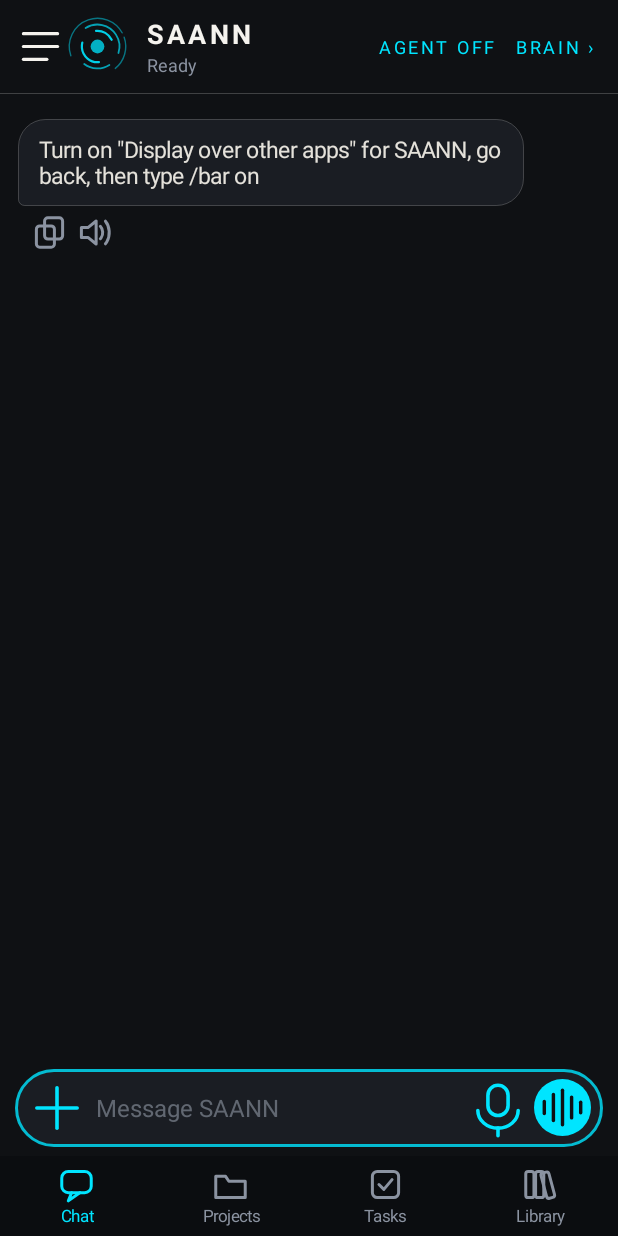
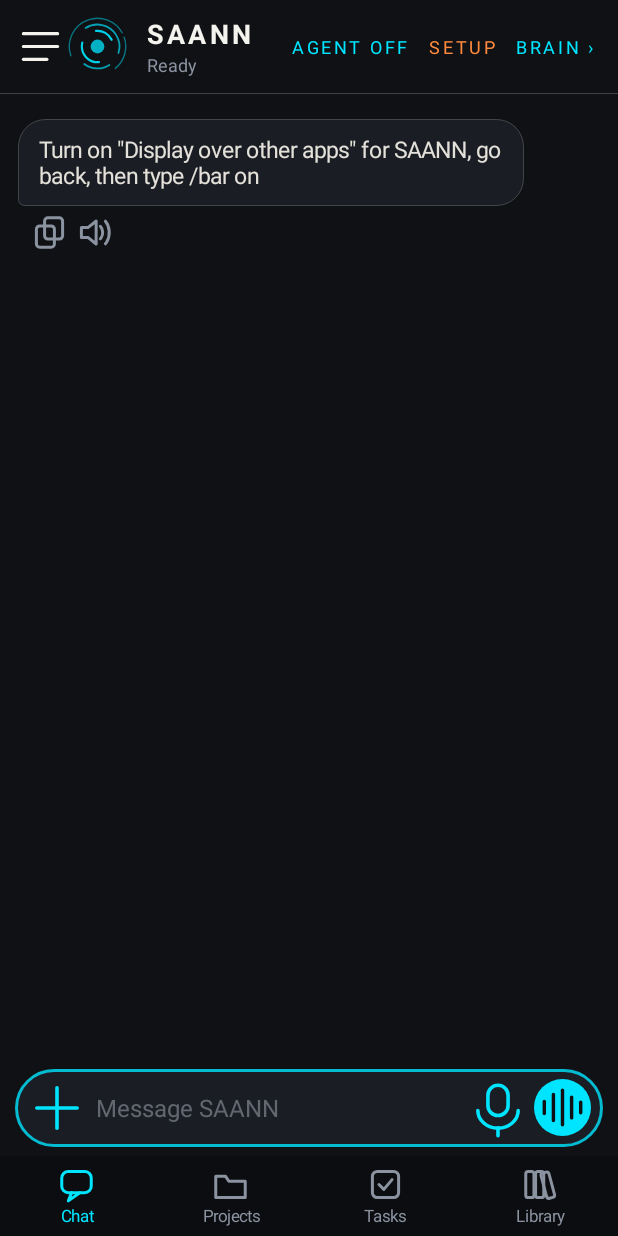
Before and after one commit to nsgsensei/saann-app, an Android app: the screen it shows after launch (MainActivity), on a phone screen of 412 x 824 dp. Run offline under Robolectric (Android 15) with nearby library versions, the phone set to English and light mode, and no system bars; libraries missing offline, so code that uses them is left out: com.chaquo.python; 12 statements that could not run were skipped.

Commit message:
interactive API setup and orange UI accents

```diff
--- a/app/build.gradle.kts
+++ b/app/build.gradle.kts
@@ -39,5 +39,6 @@ chaquopy {
 }
 
 dependencies {
+    implementation("androidx.security:security-crypto:1.1.0-alpha06")
     implementation("com.google.mlkit:text-recognition:16.0.1")
 }
--- /dev/null
+++ b/app/src/main/java/com/saann/app/Keys.kt
@@ -0,0 +1,39 @@
+package com.saann.app
+
+import android.content.Context
+import android.content.SharedPreferences
+import androidx.security.crypto.EncryptedSharedPreferences
+import androidx.security.crypto.MasterKey
+
+object Keys {
+    private var prefs: SharedPreferences? = null
+
+    fun prefs(c: Context): SharedPreferences {
+        val existing = prefs
+        if (existing != null) return existing
+        val master = MasterKey.Builder(c)
+            .setKeyScheme(MasterKey.KeyScheme.AES256_GCM)
+            .build()
+        val p = EncryptedSharedPreferences.create(
+            c,
+            "saann_secure_prefs",
+            master,
+            EncryptedSharedPreferences.PrefKeyEncryptionScheme.AES256_SIV,
+            EncryptedSharedPreferences.PrefValueEncryptionScheme.AES256_GCM
+        )
+        prefs = p
+        return p
+    }
+
+    fun get(c: Context, name: String): String? = prefs(c).getString(name, null)
+
+    fun set(c: Context, name: String, value: String) {
+        prefs(c).edit().putString(name, value).apply()
+    }
+
+    fun setFlag(c: Context, name: String, value: Boolean) {
+        prefs(c).edit().putBoolean(name, value).apply()
+    }
+
+    fun flag(c: Context, name: String): Boolean = prefs(c).getBoolean(name, false)
+}
--- a/app/src/main/java/com/saann/app/MainActivity.kt
+++ b/app/src/main/java/com/saann/app/MainActivity.kt
@@ -94,6 +94,7 @@ class MainActivity : Activity() {
     private val pending = ArrayList<Attachment>()
     private var camUri: android.net.Uri? = null
     private lateinit var chips: LinearLayout
+    private val SAANN_ORANGE = 0xFFFF8A3D.toInt()
     private var agentTv: TextView? = null
     private val dotTask = object : Runnable {
         override fun run() {
@@ -112,6 +113,9 @@ class MainActivity : Activity() {
     private fun dp(v: Int): Int = (v * resources.displayMetrics.density).toInt()
 
     override fun onCreate(savedInstanceState: Bundle?) {
+        if (Onboarding.needed(this)) {
+            Onboarding.show(this)
+        }
         super.onCreate(savedInstanceState)
         window.statusBarColor = BG
         window.navigationBarColor = BG
@@ -158,7 +162,7 @@ class MainActivity : Activity() {
         det.setOnClickListener { BrainDetail.show(this) }
         val ag = TextView(this)
         ag.text = agentLabel()
-        ag.setTextColor(CYAN)
+        ag.setTextColor(if (AgentService.listening) SAANN_ORANGE else CYAN)
         ag.textSize = 12f
         ag.maxLines = 1
         ag.letterSpacing = 0.15f
@@ -166,6 +170,14 @@ class MainActivity : Activity() {
         ag.setOnClickListener { cycleAgent() }
         agentTv = ag
         head.addView(ag)
+        val setup = TextView(this)
+        setup.text = "SETUP"
+        setup.setTextColor(SAANN_ORANGE)
+        setup.textSize = 12f
+        setup.letterSpacing = 0.15f
+        setup.setPadding(dp(10), dp(8), dp(4), dp(8))
+        setup.setOnClickListener { Onboarding.show(this) }
+        head.addView(setup)
         head.addView(det)
         root.addView(head)
 
--- /dev/null
+++ b/app/src/main/java/com/saann/app/Onboarding.kt
@@ -0,0 +1,205 @@
+package com.saann.app
+
+import android.app.Activity
+import android.app.Dialog
+import android.content.Context
+import android.content.Intent
+import android.graphics.Color
+import android.graphics.Typeface
+import android.graphics.drawable.GradientDrawable
+import android.net.Uri
+import android.view.Gravity
+import android.view.ViewGroup.LayoutParams.MATCH_PARENT
+import android.view.ViewGroup.LayoutParams.WRAP_CONTENT
+import android.widget.Button
+import android.widget.EditText
+import android.widget.LinearLayout
+import android.widget.TextView
+import android.widget.Toast
+
+object Onboarding {
+    private val ORANGE = 0xFFFF8A3D.toInt()
+    private val PANEL = 0xFF0B1620.toInt()
+    private val CYAN = 0xFF00E5FF.toInt()
+    private val INK = 0xFFE8FBFF.toInt()
+    private val DIM = 0xFF6FD6E6.toInt()
+
+    private val providers = listOf(
+        Triple(
+            "gemini",
+            "Gemini — reasoning, photos and images",
+            "Required. One free key lets SAANN think, understand photos, and create images.",
+            "https://aistudio.google.com/apikey"
+        ),
+        Triple(
+            "groq",
+            "Groq — fast text backup",
+            "Optional. SAANN can use it when Gemini is busy or unavailable.",
+            "https://console.groq.com/keys"
+        ),
+        Triple(
+            "elevenlabs",
+            "ElevenLabs — SAANN’s voice",
+            "Optional. Gives SAANN a natural speaking voice.",
+            "https://elevenlabs.io/app/settings/api-keys"
+        )
+    )
+
+    fun needed(c: Context): Boolean {
+        return Keys.get(c, "gemini_key").isNullOrBlank() ||
+            Keys.get(c, "groq_key").isNullOrBlank() ||
+            Keys.get(c, "elevenlabs_key").isNullOrBlank()
+    }
+
+    fun show(a: Activity) {
+        val den = a.resources.displayMetrics.density
+        val box = LinearLayout(a)
+        box.orientation = LinearLayout.VERTICAL
+        box.setPadding(
+            (22 * den).toInt(), (20 * den).toInt(),
+            (22 * den).toInt(), (24 * den).toInt()
+        )
+        box.background = rounded(PANEL, 26 * den, 0x6600E5FF)
+
+        val title = TextView(a)
+        title.text = "SET UP SAANN"
+        title.setTextColor(INK)
+        title.textSize = 20f
+        title.setTypeface(title.typeface, Typeface.BOLD)
+        title.letterSpacing = 0.12f
+        box.addView(title)
+
+        val sub = TextView(a)
+        sub.text = "Connect free AI services. Your keys stay on this phone."
+        sub.setTextColor(DIM)
+        sub.textSize = 14f
+        sub.setPadding(0, (8 * den).toInt(), 0, (16 * den).toInt())
+        box.addView(sub)
+
+        for (p in providers) {
+            box.addView(card(a, p.first, p.second, p.third, p.fourth))
+        }
+
+        val done = Button(a)
+        done.text = "SAVE AND CONTINUE"
+        done.setTextColor(Color.BLACK)
+        done.background = rounded(ORANGE, 16 * den, 0)
+        done.setPadding(0, (14 * den).toInt(), 0, (14 * den).toInt())
+        done.setOnClickListener {
+            if (Keys.get(a, "gemini_key").isNullOrBlank()) {
+                Toast.makeText(a, "Add at least the Gemini key", Toast.LENGTH_LONG).show()
+            } else {
+                Keys.setFlag(a, "onboarded", true)
+                Toast.makeText(a, "SAANN is ready", Toast.LENGTH_SHORT).show()
+            }
+        }
+
+        val doneLp = LinearLayout.LayoutParams(MATCH_PARENT, WRAP_CONTENT)
+        doneLp.topMargin = (18 * den).toInt()
+        box.addView(done, doneLp)
+
+        val dialog = Dialog(a)
+        dialog.requestWindowFeature(android.view.Window.FEATURE_NO_TITLE)
+        dialog.setContentView(box)
+        dialog.window?.setBackgroundDrawableResource(android.R.color.transparent)
+        dialog.window?.setLayout(MATCH_PARENT, WRAP_CONTENT)
+        dialog.show()
+    }
+
+    private fun card(
+        a: Activity,
+        id: String,
+        name: String,
+        desc: String,
+        url: String
+    ): LinearLayout {
+        val den = a.resources.displayMetrics.density
+        val card = LinearLayout(a)
+        card.orientation = LinearLayout.VERTICAL
+        card.setPadding(
+            (16 * den).toInt(), (14 * den).toInt(),
+            (16 * den).toInt(), (14 * den).toInt()
+        )
+        card.background = rounded(0xFF101C28.toInt(), 18 * den, 0x33FF8A3D)
+
+        val t = TextView(a)
+        t.text = name
+        t.setTextColor(INK)
+        t.textSize = 16f
+        t.setTypeface(t.typeface, Typeface.BOLD)
+        card.addView(t)
+
+        val d = TextView(a)
+        d.text = desc
+        d.setTextColor(DIM)
+        d.textSize = 13f
+        d.setPadding(0, (4 * den).toInt(), 0, (10 * den).toInt())
+        card.addView(d)
+
+        val field = EditText(a)
+        field.hint = "Paste $id API key"
+        field.setHintTextColor(0x776FD6E6)
+        field.setTextColor(INK)
+        field.textSize = 14f
+        field.background = rounded(0xFF071019.toInt(), 12 * den, 0x3300E5FF)
+        field.setPadding(
+            (12 * den).toInt(), (10 * den).toInt(),
+            (12 * den).toInt(), (10 * den).toInt()
+        )
+        field.setText(Keys.get(a, "${id}_key") ?: "")
+        card.addView(field, LinearLayout.LayoutParams(MATCH_PARENT, WRAP_CONTENT))
+
+        val actions = LinearLayout(a)
+        actions.orientation = LinearLayout.HORIZONTAL
+        actions.gravity = Gravity.END
+
+        actions.addView(link(a, "GET KEY") {
+            try {
+                a.startActivity(Intent(Intent.ACTION_VIEW, Uri.parse(url)))
+            } catch (e: Exception) {
+                Toast.makeText(a, "Open: $url", Toast.LENGTH_LONG).show()
+            }
+        })
+
+        actions.addView(link(a, "SAVE") {
+            val value = field.text.toString().trim()
+            if (value.isEmpty()) {
+                Toast.makeText(a, "Paste the key first", Toast.LENGTH_SHORT).show()
+            } else {
+                Keys.set(a, "${id}_key", value)
+                Toast.makeText(a, "$id key saved", Toast.LENGTH_SHORT).show()
+            }
+        })
+
+        card.addView(actions, LinearLayout.LayoutParams(MATCH_PARENT, WRAP_CONTENT))
+
+        val lp = LinearLayout.LayoutParams(MATCH_PARENT, WRAP_CONTENT)
+        lp.topMargin = (12 * den).toInt()
+        card.layoutParams = lp
+        return card
+    }
+
+    private fun link(a: Activity, label: String, onClick: () -> Unit): TextView {
+        val den = a.resources.displayMetrics.density
+        val b = TextView(a)
+        b.text = label
+        b.setTextColor(ORANGE)
+        b.textSize = 13f
+        b.setTypeface(b.typeface, Typeface.BOLD)
+        b.letterSpacing = 0.08f
+        b.setPadding(
+            (14 * den).toInt(), (10 * den).toInt(),
+            (14 * den).toInt(), (10 * den).toInt()
+        )
+        b.setOnClickListener { onClick() }
+        return b
+    }
+
+    private fun rounded(color: Int, radiusDp: Float, stroke: Int): GradientDrawable {
+        val g = GradientDrawable()
+        g.setColor(color)
+        g.cornerRadius = radiusDp
+        if (stroke != 0) g.setStroke(2, stroke)
+        return g
+    }
+}
```
